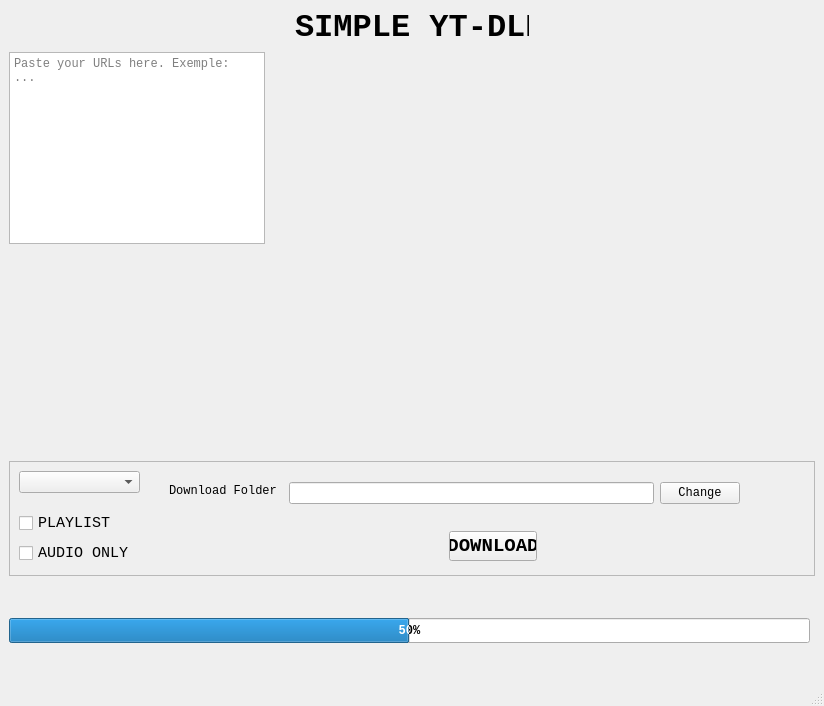
Old version of the form Interface.ui in the repository FelipeMachado-dev/Simple-YTDLP.
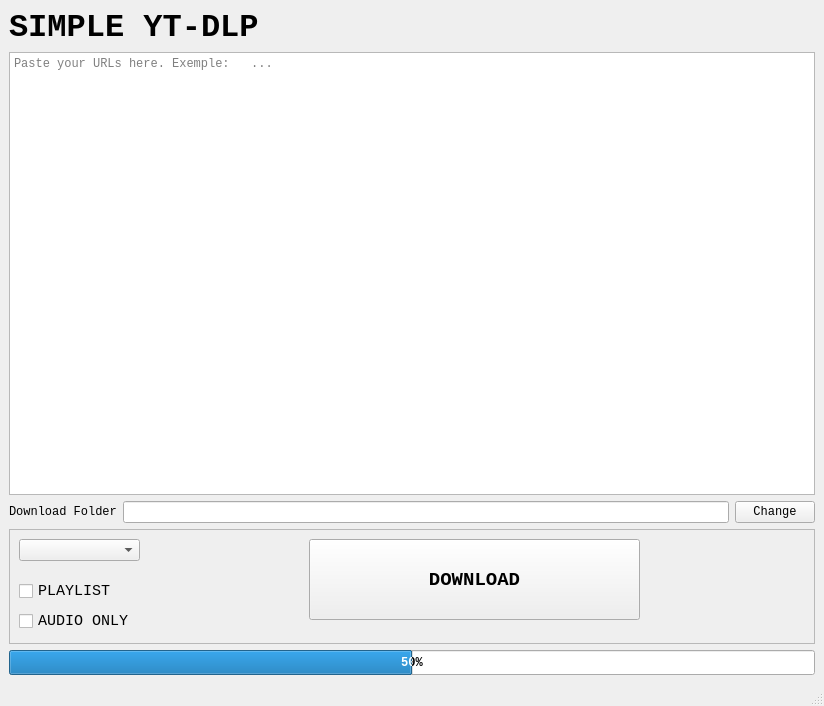
New version of the form.

Patch:
```diff
--- a/Interface.ui
+++ b/Interface.ui
@@ -29,99 +29,9 @@
    <bool>false</bool>
   </property>
   <widget class="QWidget" name="centralwidget">
-   <widget class="QProgressBar" name="progressBar">
-    <property name="enabled">
-     <bool>true</bool>
-    </property>
-    <property name="geometry">
-     <rect>
-      <x>9</x>
-      <y>618</y>
-      <width>801</width>
-      <height>25</height>
-     </rect>
-    </property>
-    <property name="sizePolicy">
-     <sizepolicy hsizetype="Expanding" vsizetype="Fixed">
-      <horstretch>0</horstretch>
-      <verstretch>0</verstretch>
-     </sizepolicy>
-    </property>
-    <property name="minimumSize">
-     <size>
-      <width>400</width>
-      <height>25</height>
-     </size>
-    </property>
-    <property name="font">
-     <font>
-      <family>Consolas</family>
-      <bold>true</bold>
-     </font>
-    </property>
-    <property name="value">
-     <number>50</number>
-    </property>
-    <property name="textVisible">
-     <bool>true</bool>
-    </property>
-    <property name="invertedAppearance">
-     <bool>false</bool>
-    </property>
-   </widget>
-   <widget class="QLabel" name="titleLabel">
-    <property name="geometry">
-     <rect>
-      <x>295</x>
-      <y>9</y>
-      <width>234</width>
-      <height>37</height>
-     </rect>
-    </property>
-    <property name="font">
-     <font>
-      <family>Consolas</family>
-      <pointsize>24</pointsize>
-      <bold>true</bold>
-     </font>
-    </property>
-    <property name="contextMenuPolicy">
-     <enum>Qt::ContextMenuPolicy::NoContextMenu</enum>
-    </property>
-    <property name="text">
-     <string>SIMPLE YT-DLP</string>
-    </property>
-   </widget>
-   <widget class="QPlainTextEdit" name="urlTextBox">
-    <property name="geometry">
-     <rect>
-      <x>9</x>
-      <y>52</y>
-      <width>256</width>
-      <height>192</height>
-     </rect>
-    </property>
-    <property name="font">
-     <font>
-      <family>Consolas</family>
-     </font>
-    </property>
-    <property name="statusTip">
-     <string>Insert URLs here.</string>
-    </property>
-    <property name="placeholderText">
-     <string>Paste your URLs here. Exemple: &lt;URL_1&gt; &lt;URL_2&gt; &lt;URL_3&gt;...</string>
-    </property>
-   </widget>
+   <layout class="QGridLayout" name="gridLayout_2">
+    <item row="3" column="0">
    <widget class="QFrame" name="frame">
-    <property name="geometry">
-     <rect>
-      <x>9</x>
-      <y>461</y>
-      <width>806</width>
-      <height>115</height>
-     </rect>
-    </property>
     <property name="minimumSize">
      <size>
       <width>60</width>
@@ -248,44 +158,13 @@
       </item>
      </layout>
     </widget>
-    <widget class="QWidget" name="layoutWidget">
-     <property name="geometry">
-      <rect>
-       <x>280</x>
-       <y>20</y>
-       <width>451</width>
-       <height>25</height>
-      </rect>
-     </property>
-     <layout class="QHBoxLayout" name="horizontalLayout">
-      <item>
-       <widget class="QLineEdit" name="downloadPath">
-        <property name="statusTip">
-         <string>Destination where the videos are gona be downloaded</string>
-        </property>
-       </widget>
-      </item>
-      <item>
-       <widget class="QPushButton" name="pathButton">
-        <property name="font">
-         <font>
-          <family>Consolas</family>
-         </font>
-        </property>
-        <property name="text">
-         <string>Change</string>
-        </property>
-       </widget>
-      </item>
-     </layout>
-    </widget>
     <widget class="QPushButton" name="downloadButton">
      <property name="geometry">
       <rect>
-       <x>440</x>
-       <y>70</y>
-       <width>88</width>
-       <height>30</height>
+         <x>300</x>
+         <y>10</y>
+         <width>331</width>
+         <height>81</height>
       </rect>
      </property>
      <property name="font">
@@ -314,15 +193,63 @@
       <bool>false</bool>
      </property>
     </widget>
+     </widget>
+    </item>
+    <item row="4" column="0">
+     <widget class="QProgressBar" name="progressBar">
+      <property name="enabled">
+       <bool>true</bool>
+      </property>
+      <property name="sizePolicy">
+       <sizepolicy hsizetype="Expanding" vsizetype="Fixed">
+        <horstretch>0</horstretch>
+        <verstretch>0</verstretch>
+       </sizepolicy>
+      </property>
+      <property name="minimumSize">
+       <size>
+        <width>400</width>
+        <height>25</height>
+       </size>
+      </property>
+      <property name="font">
+       <font>
+        <family>Consolas</family>
+        <bold>true</bold>
+       </font>
+      </property>
+      <property name="value">
+       <number>50</number>
+      </property>
+      <property name="textVisible">
+       <bool>true</bool>
+      </property>
+      <property name="invertedAppearance">
+       <bool>false</bool>
+      </property>
+     </widget>
+    </item>
+    <item row="0" column="0">
+     <widget class="QLabel" name="titleLabel">
+      <property name="font">
+       <font>
+        <family>Consolas</family>
+        <pointsize>24</pointsize>
+        <bold>true</bold>
+       </font>
+      </property>
+      <property name="contextMenuPolicy">
+       <enum>Qt::ContextMenuPolicy::NoContextMenu</enum>
+      </property>
+      <property name="text">
+       <string>SIMPLE YT-DLP</string>
+      </property>
+     </widget>
+    </item>
+    <item row="2" column="0">
+     <layout class="QHBoxLayout" name="horizontalLayout_2">
+      <item>
     <widget class="QLabel" name="pathLabel">
-     <property name="geometry">
-      <rect>
-       <x>160</x>
-       <y>20</y>
-       <width>111</width>
-       <height>20</height>
-      </rect>
-     </property>
      <property name="font">
       <font>
        <family>Consolas</family>
@@ -332,7 +259,44 @@
       <string>Download Folder</string>
      </property>
     </widget>
-   </widget>
+      </item>
+      <item>
+       <widget class="QLineEdit" name="downloadPath">
+        <property name="statusTip">
+         <string>Destination where the videos are gona be downloaded</string>
+        </property>
+       </widget>
+      </item>
+      <item>
+       <widget class="QPushButton" name="pathButton">
+        <property name="font">
+         <font>
+          <family>Consolas</family>
+         </font>
+        </property>
+        <property name="text">
+         <string>Change</string>
+        </property>
+       </widget>
+      </item>
+     </layout>
+    </item>
+    <item row="1" column="0">
+     <widget class="QPlainTextEdit" name="urlTextBox">
+      <property name="font">
+       <font>
+        <family>Consolas</family>
+       </font>
+      </property>
+      <property name="statusTip">
+       <string>Insert URLs here.</string>
+      </property>
+      <property name="placeholderText">
+       <string>Paste your URLs here. Exemple: &lt;URL_1&gt; &lt;URL_2&gt; &lt;URL_3&gt;...</string>
+      </property>
+     </widget>
+    </item>
+   </layout>
   </widget>
   <widget class="QMenuBar" name="menubar">
    <property name="geometry">
```
Lines whose indentation alone changed are shown as unchanged.
